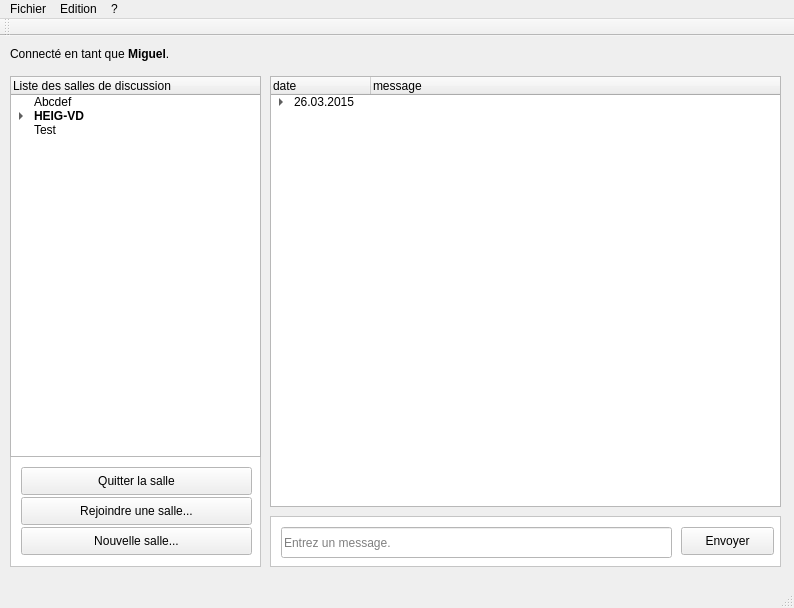
First picture: the form in Chat/viewChat.ui, repository edri/ProjetChat2015, before the edit.
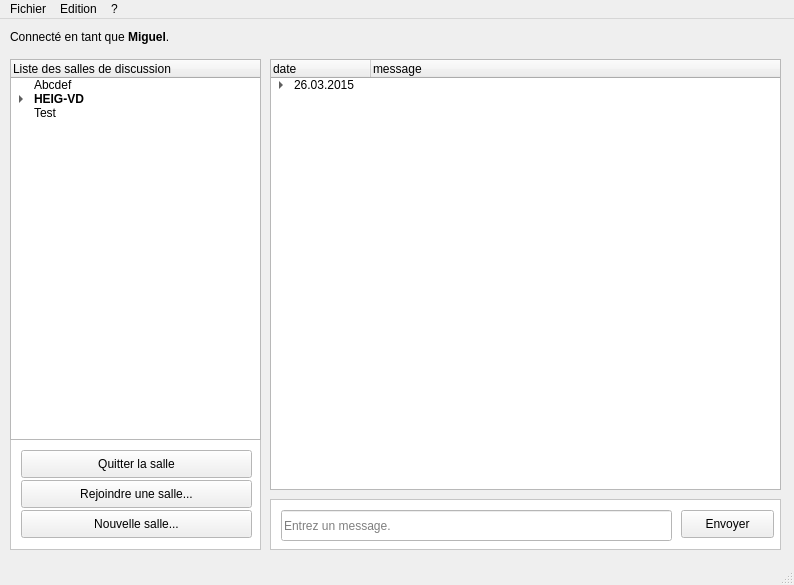
Second picture: the form after the edit. Icons and pictures are not drawn.

Patch:
```diff
--- a/Chat/viewChat.ui
+++ b/Chat/viewChat.ui
@@ -7,7 +7,7 @@
     <x>0</x>
     <y>0</y>
     <width>794</width>
-    <height>608</height>
+    <height>585</height>
    </rect>
   </property>
   <property name="windowTitle">
@@ -491,14 +491,6 @@
    <addaction name="menuEdition"/>
    <addaction name="menu"/>
   </widget>
-  <widget class="QToolBar" name="mainToolBar">
-   <attribute name="toolBarArea">
-    <enum>TopToolBarArea</enum>
-   </attribute>
-   <attribute name="toolBarBreak">
-    <bool>false</bool>
-   </attribute>
-  </widget>
   <widget class="QStatusBar" name="statusBar"/>
   <action name="actionQuitter">
    <property name="text">
```
